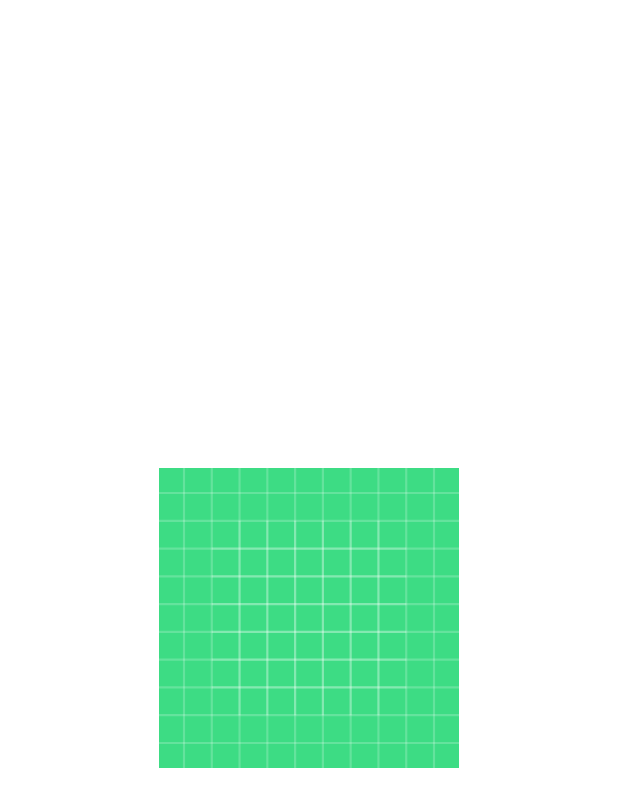
After one commit to radwan-77/lista_project, an Android app built with Jetpack Compose: the forgetPassword screen opened through its navigation route, on a phone screen of 412 x 824 dp. The commit adds this screen. Shown: the top 807 px of the screen. Run offline under Robolectric (Android 15) with nearby library versions, the phone set to English and light mode, and no system bars.

Commit message:
nav compleation

```diff
--- /dev/null
+++ b/app/src/main/java/com/example/lista/Screens/forgetPassword.kt
@@ -0,0 +1,35 @@
+package com.example.lista.Screens
+
+import androidx.compose.foundation.Image
+import androidx.compose.foundation.background
+import androidx.compose.foundation.layout.Arrangement
+import androidx.compose.foundation.layout.Column
+import androidx.compose.foundation.layout.fillMaxSize
+import androidx.compose.foundation.layout.size
+import androidx.compose.runtime.Composable
+import androidx.compose.ui.Alignment
+import androidx.compose.ui.Modifier
+import androidx.compose.ui.graphics.Color
+import androidx.compose.ui.res.painterResource
+import androidx.compose.ui.unit.dp
+import androidx.navigation.NavController
+import com.example.lista.R
+
+@Composable
+fun ForgetScreen(nav: NavController)
+{
+    Column (
+        modifier = Modifier
+            .fillMaxSize()
+            .background(Color.White) ,
+        verticalArrangement = Arrangement.Center,
+        horizontalAlignment = Alignment.CenterHorizontally
+    )
+    {
+        Image(
+            painter = painterResource(id = R.drawable.ic_launcher_background),
+            contentDescription = "Login image",
+            modifier = Modifier.size(200.dp)
+        )
+    }
+}
```
Also changed, not shown: app/src/main/java/com/example/lista/MainActivity.kt (+23 -2 lines), app/src/main/java/com/example/lista/Screens/emailVerification.kt (added, +35 -0 lines), app/src/main/java/com/example/lista/Screens/home.kt (added, +35 -0 lines), app/src/main/java/com/example/lista/Screens/login.kt (+5 -5 lines), app/src/main/java/com/example/lista/Screens/register.kt (added, +35 -0 lines), app/src/main/java/com/example/lista/ui/theme/BackGroundImage.kt (added, +20 -0 lines), app/src/main/res/drawable/background.jpg (added).
